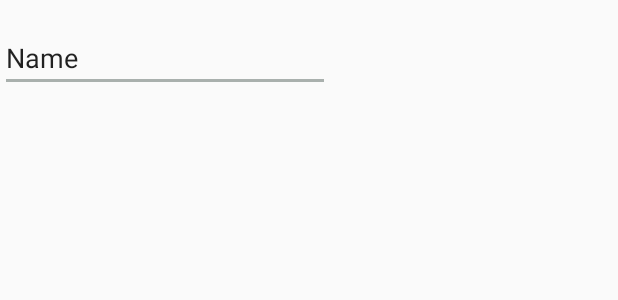
After one commit to Abhilaash/MedicationReminder, an Android app: the layout medication_and_doses.xml on its own in the app's theme, with its tools: preview values and no code run, on a phone screen of 412 x 824 dp. The commit adds this screen. Shown: the top 300 px of the screen. Run offline under Robolectric (Android 15) with nearby library versions, the phone set to English and light mode, and no system bars.

```diff
--- /dev/null
+++ b/app/src/main/res/layout/medication_and_doses.xml
@@ -0,0 +1,18 @@
+<?xml version="1.0" encoding="utf-8"?>
+<android.support.constraint.ConstraintLayout
+    xmlns:android="http://schemas.android.com/apk/res/android"
+    xmlns:app="http://schemas.android.com/apk/res-auto"
+    xmlns:tools="http://schemas.android.com/tools"
+    android:layout_width="match_parent"
+    android:layout_height="match_parent">
+
+    <EditText
+        android:id="@+id/editText"
+        android:layout_width="220dp"
+        android:layout_height="wrap_content"
+        android:layout_marginTop="16dp"
+        android:ems="10"
+        android:inputType="textPersonName"
+        android:text="Name"
+        app:layout_constraintTop_toTopOf="parent" />
+</android.support.constraint.ConstraintLayout>
```
Also changed, not shown: app/src/main/res/layout/activity_add_medication.xml (+6 -4 lines).
